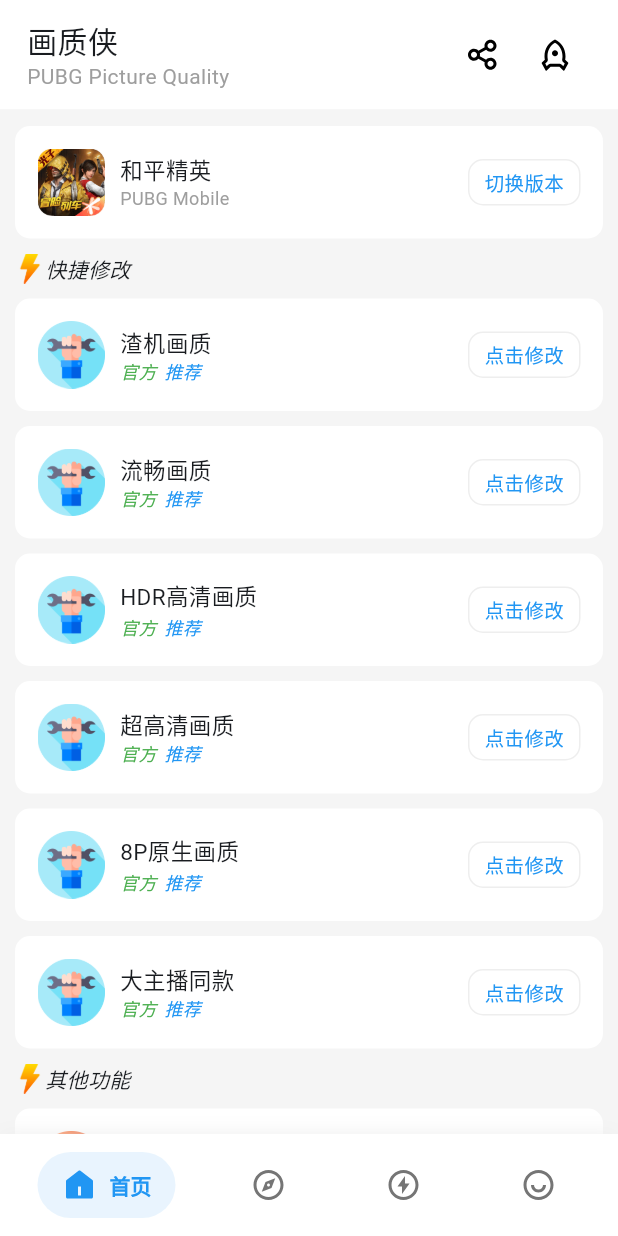
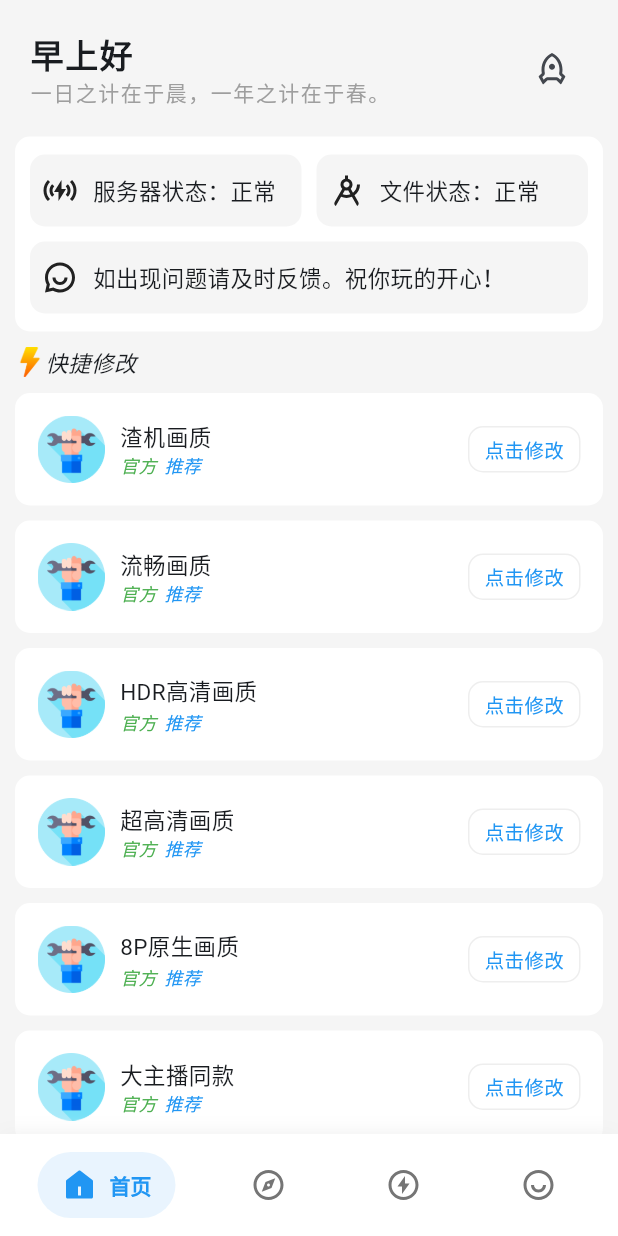
Before and after one commit to shinexoh/pubg-hzx, a Flutter app: the screen it shows after launch, on a phone screen of 412 x 824 dp. Run offline on Flutter 3.47's test engine with Material 2 defaults, Android fonts, the phone set to English and light mode, and no system bars; drawn by our look-alikes of oktoast, salomon_bottom_bar; our stand-ins replace awesome_dialog, battery_plus, connectivity_plus, device_info_plus, dio, get and 5 more; missing offline and left inert: android_intent_plus, device_apps, shared_storage; network calls fail; statements that could not run were skipped.

Commit message:
优化部分UI

```diff
--- a/lib/controller/home_controller.dart
+++ b/lib/controller/home_controller.dart
@@ -1,8 +1,8 @@
 import 'package:flutter/services.dart';
-import 'package:get/get.dart';
 import 'package:share_plus/share_plus.dart';
 import 'package:device_apps/device_apps.dart';
 import 'package:oktoast/oktoast.dart';
+import 'package:get/get.dart';
 
 import 'package:huazhixia/controller/controller.dart';
 import 'package:huazhixia/util/util.dart';
@@ -11,6 +11,31 @@
 
 class HomeController extends GetxController {
   final _appController = Get.find<AppController>();
+
+  final title = ''.obs;
+  final subTitle = ''.obs;
+
+  //初始化标题与副标题
+  void initTitle() {
+    final nowDate = DateTime.now().hour;
+
+    if (nowDate >= 6 && nowDate < 11) {
+      title.value = '早上好';
+      subTitle.value = '一日之计在于晨，一年之计在于春。';
+    } else if (nowDate >= 11 && nowDate < 13) {
+      title.value = '中午好';
+      subTitle.value = '享受中午的阳光，感受生命的活力！';
+    } else if (nowDate >= 13 && nowDate < 19) {
+      title.value = '下午好';
+      subTitle.value = '下午时分，加强学习，充实自己！';
+    } else if (nowDate >= 19 && nowDate < 24) {
+      title.value = '晚上好';
+      subTitle.value = '每个宁静的夜晚都是思考的好时机。';
+    } else {
+      title.value = '凌晨好';
+      subTitle.value = '夜深了，放下手机，早点休息。';
+    }
+  }
 
   //分享
   void onShare() => Share.share(AppConfig.shareContent);
--- a/lib/page/device_page.dart
+++ b/lib/page/device_page.dart
@@ -58,7 +58,8 @@
       child: Padding(
         padding: EdgeInsets.only(top: 20, left: 20),
         child: Text('设备',
-            style: TextStyle(fontSize: 22, fontWeight: FontWeight.bold)),
+            style: TextStyle(
+                fontSize: 22, letterSpacing: 1, fontWeight: FontWeight.bold)),
       ),
     );
   }
--- a/lib/page/function_page.dart
+++ b/lib/page/function_page.dart
@@ -32,7 +32,8 @@
       child: Padding(
         padding: EdgeInsets.only(top: 20, left: 20),
         child: Text('功能',
-            style: TextStyle(fontSize: 22, fontWeight: FontWeight.bold)),
+            style: TextStyle(
+                fontSize: 22, letterSpacing: 1, fontWeight: FontWeight.bold)),
       ),
     );
   }
--- a/lib/page/home_page.dart
+++ b/lib/page/home_page.dart
@@ -17,98 +17,108 @@
   final homeController = Get.put(HomeController());
 
   @override
+  void initState() {
+    super.initState();
+    homeController.initTitle();
+  }
+
+  @override
   Widget build(BuildContext context) {
     return Scaffold(
-      body: Column(
-        children: [
+      body: SingleChildScrollView(
+        child: Column(crossAxisAlignment: CrossAxisAlignment.start, children: [
           topAppBar(),
-          Divider(height: 1, color: Colors.grey.shade100),
-          Expanded(
-            child: SingleChildScrollView(
-                child: Column(
-              crossAxisAlignment: CrossAxisAlignment.start,
-              children: [
-                gameVerBar(),
+          infoBar(),
           textBar('快捷修改'),
           quickBar(),
           textBar('其他功能'),
           otherBar(),
           textBar('重置功能'),
           restoreBar(),
-              ],
-            )),
-          ),
-        ],
+        ]),
       ),
     );
   }
 
   Widget topAppBar() {
-    return DecoratedBox(
-      decoration: const BoxDecoration(color: Colors.white),
-      child: SafeArea(
+    return SafeArea(
       child: Padding(
-        padding: const EdgeInsets.symmetric(horizontal: 18, vertical: 12),
+          padding: const EdgeInsets.only(top: 20, left: 20, right: 20),
           child: Row(
             mainAxisAlignment: MainAxisAlignment.spaceBetween,
             children: [
-            Column(
+              Obx(() => Column(
                     crossAxisAlignment: CrossAxisAlignment.start,
-                children: const [
-                  Text('画质侠', style: TextStyle(fontSize: 20)),
-                  Text('PUBG Picture Quality',
-                      style: TextStyle(color: Colors.grey))
-                ]),
-            Row(children: [
-              IconButton(
-                  onPressed: homeController.onShare,
-                  icon: const Icon(Remix.share_line, color: Colors.black)),
+                    children: [
+                      Text(homeController.title.value,
+                          style: const TextStyle(
+                              fontSize: 22,
+                              letterSpacing: 1,
+                              fontWeight: FontWeight.bold)),
+                      Text(homeController.subTitle.value,
+                          style: const TextStyle(
+                              color: Colors.grey, letterSpacing: 1)),
+                    ],
+                  )),
               IconButton(
                   onPressed: homeController.onOpenGame,
-                  icon: const Icon(Remix.rocket_line, color: Colors.black)),
-            ]),
+                  icon: const Icon(Remix.rocket_line)),
             ],
-        ),
           )),
     );
   }
 
-  Widget gameVerBar() {
+  Widget infoBar() {
     return Container(
       width: double.infinity,
-      margin: const EdgeInsets.only(top: 10, left: 10, right: 10),
-      padding: const EdgeInsets.all(15),
+      margin: const EdgeInsets.only(top: 20, left: 10, right: 10),
+      padding: const EdgeInsets.symmetric(horizontal: 10, vertical: 12),
       decoration: BoxDecoration(
           color: Colors.white, borderRadius: BorderRadius.circular(10)),
-      child: Row(
-        mainAxisAlignment: MainAxisAlignment.spaceBetween,
-        children: [
+      child: Column(children: [
         Row(children: [
-            Image.asset(AssetsConfig.gameIcon, height: 45, width: 45),
-            const SizedBox(width: 10),
-            Column(
-                crossAxisAlignment: CrossAxisAlignment.start,
-                children: const [
-                  Text('和平精英', style: TextStyle(fontSize: 15)),
-                  Text('PUBG Mobile',
-                      style: TextStyle(color: Colors.grey, fontSize: 12))
+          Expanded(
+            child: Container(
+              padding: const EdgeInsets.symmetric(horizontal: 8, vertical: 12),
+              decoration: BoxDecoration(
+                  color: Colors.grey.shade100,
+                  borderRadius: BorderRadius.circular(10)),
+              child: Row(children: const [
+                Icon(Remix.wireless_charging_line),
+                SizedBox(width: 10),
+                Text('服务器状态：正常', style: TextStyle(fontSize: 15)),
               ]),
-          ]),
-          OnInk(
-            color: Colors.white,
-            borderRadius: BorderRadius.circular(10),
-            onTap: homeController.onGameVer,
-            child: Container(
-              padding: const EdgeInsets.symmetric(horizontal: 10, vertical: 5),
-              decoration: BoxDecoration(
-                  borderRadius: BorderRadius.circular(10),
-                  border: Border.all(color: Colors.grey.shade200)),
-              child: const Text('切换版本',
-                  style: TextStyle(color: Colors.blue, fontSize: 13)),
             ),
           ),
-        ],
+          const SizedBox(width: 10),
+          Expanded(
+            child: Container(
+              padding: const EdgeInsets.symmetric(horizontal: 8, vertical: 12),
+              decoration: BoxDecoration(
+                  color: Colors.grey.shade100,
+                  borderRadius: BorderRadius.circular(10)),
+              child: Row(children: const [
+                Icon(Remix.compasses_2_line),
+                SizedBox(width: 10),
+                Text('文件状态：正常', style: TextStyle(fontSize: 15)),
+              ]),
             ),
+          ),
+        ]),
+        const SizedBox(height: 10),
+        Container(
+          width: double.infinity,
+          padding: const EdgeInsets.symmetric(horizontal: 8, vertical: 12),
+          decoration: BoxDecoration(
+              color: Colors.grey.shade100,
+              borderRadius: BorderRadius.circular(10)),
+          child: Row(children: const [
+            Icon(Remix.chat_smile_2_line),
+            SizedBox(width: 10),
+            Text('如出现问题请及时反馈。祝你玩的开心！', style: TextStyle(fontSize: 15)),
+          ]),
+        ),
+      ]),
     );
   }
 
@@ -298,7 +308,9 @@
       child: Row(
         children: [
           Image.asset(AssetsConfig.lightning, height: 20, width: 20),
-          Text(data, style: const TextStyle(fontStyle: FontStyle.italic)),
+          Text(data,
+              style:
+                  const TextStyle(fontStyle: FontStyle.italic, fontSize: 15)),
         ],
       ),
     );
--- a/lib/page/user_page.dart
+++ b/lib/page/user_page.dart
@@ -31,7 +31,8 @@
       child: Padding(
         padding: EdgeInsets.only(top: 20, left: 20),
         child: Text('我的',
-            style: TextStyle(fontSize: 22, fontWeight: FontWeight.bold)),
+            style: TextStyle(
+                fontSize: 22, letterSpacing: 1, fontWeight: FontWeight.bold)),
       ),
     );
   }
--- a/lib/widgets/use_button.dart
+++ b/lib/widgets/use_button.dart
@@ -46,7 +46,7 @@
                     decoration: BoxDecoration(
                         color: Colors.blue.withOpacity(0.2),
                         borderRadius: BorderRadius.circular(5)),
-                    child: const Text('画质优化',
+                    child: const Text('120帧率',
                         style: TextStyle(color: Colors.blue, fontSize: 13))),
               ])
             ],
```
Lines whose indentation alone changed are shown as unchanged.
